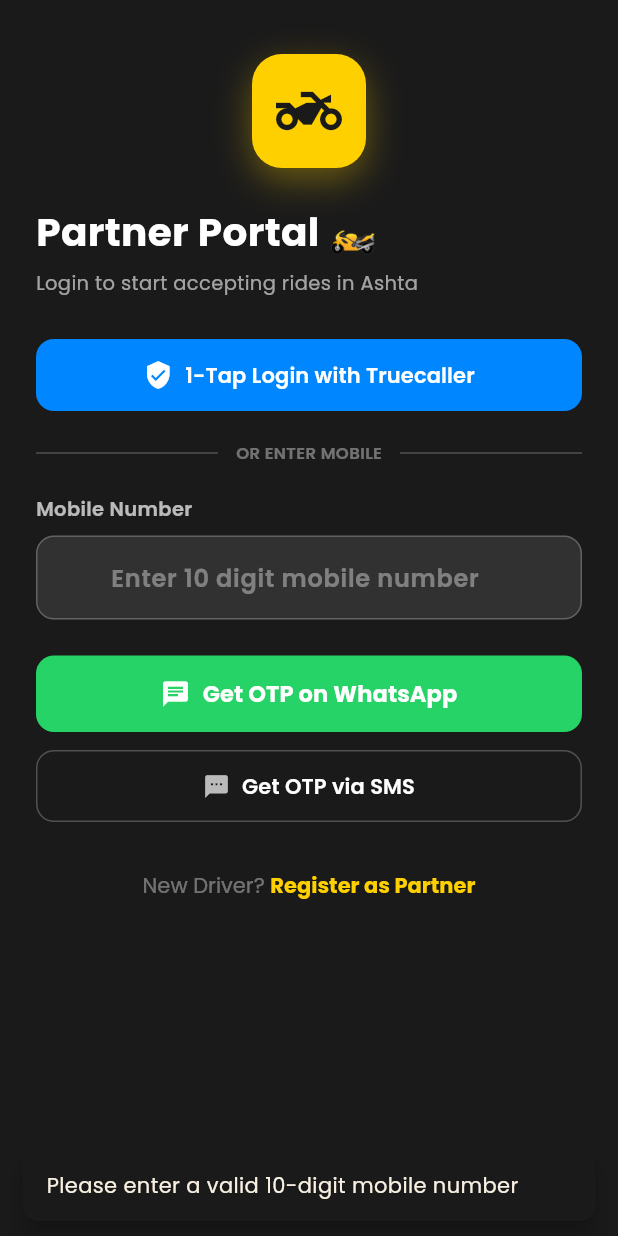
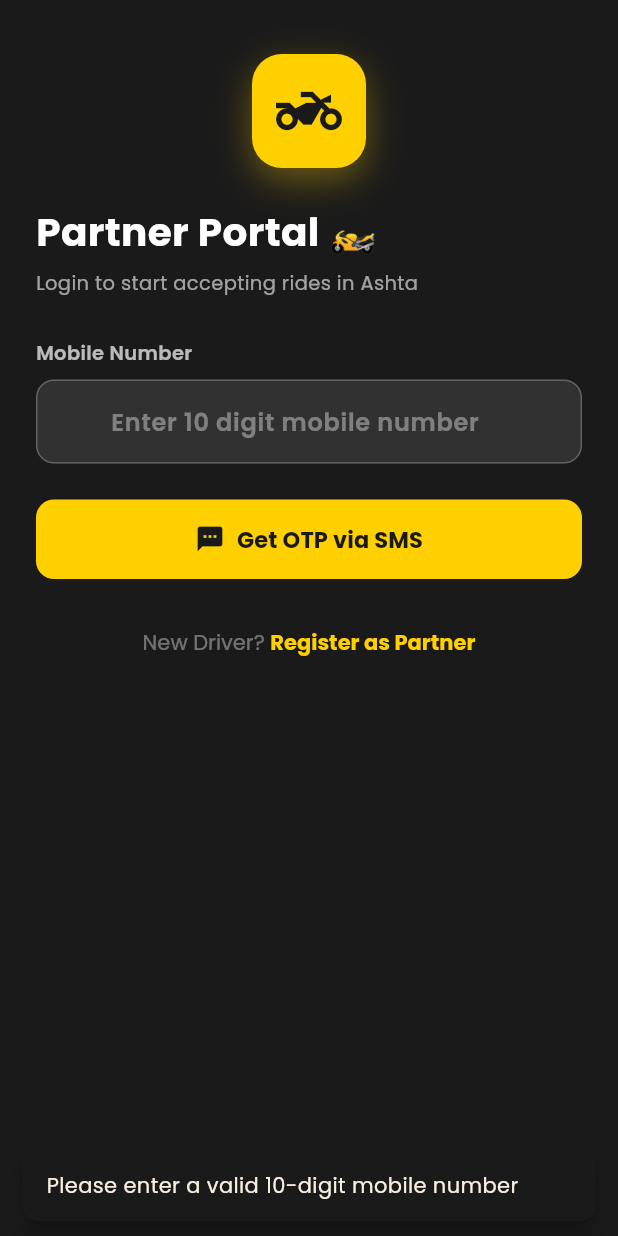
Before and after one commit to abhishekmewada12/ashtaride, a Flutter app: the screen it shows after launch, after a tap on "Get OTP via SMS", on a phone screen of 412 x 824 dp. Run offline on Flutter 3.47's test engine with Material 3 defaults, Android fonts, the phone set to English and light mode, and no system bars; our stand-ins replace animate_do, dio, firebase_auth, firebase_core, flutter_map, geocoding and 6 more; missing offline and left inert: flutter_ringtone_player; accounts and stored records are empty; network calls fail.

Commit message:
feat: Pure SMS OTP login for Rider and Customer apps, updated lightweight APKs (~18MB)

```diff
--- a/rider_app/lib/screens/login_screen.dart
+++ b/rider_app/lib/screens/login_screen.dart
@@ -24,7 +24,6 @@
 
   bool _otpSent = false;
   bool _loading = false;
-  String _otpChannel = 'whatsapp';
   String? _verificationId;
   String? _devOtp;
 
@@ -72,7 +71,7 @@
   String get _enteredOtp =>
       _otpDigitControllers.map((c) => c.text.trim()).join();
 
-  Future<void> _sendOTP({String channel = 'whatsapp'}) async {
+  Future<void> _sendOTP() async {
     final mobile = _mobileController.text.trim();
     if (mobile.length != 10) {
       _showSnack('Please enter a valid 10-digit mobile number');
@@ -81,14 +80,13 @@
 
     setState(() {
       _loading = true;
-      _otpChannel = channel;
     });
 
     try {
       final res = await _dio.post('/api/v1/auth/send-otp', data: {
         'mobile_number': mobile,
         'user_type': 'rider',
-        'channel': channel,
+        'channel': 'sms',
       });
 
       if (res.data != null && res.data['dev_otp'] != null) {
@@ -97,14 +95,9 @@
         _devOtp = '1234';
       }
 
-      if (channel == 'whatsapp') {
-        _showSnack('WhatsApp OTP sent to +91 $mobile 🟢');
-      } else {
       _showSnack('SMS OTP sent to +91 $mobile 📲');
-      }
 
-      // If SMS, also trigger Firebase SMS
-      if (channel == 'sms') {
+      // Also trigger Firebase SMS verification as fallback
       try {
         await FirebaseAuth.instance.verifyPhoneNumber(
           phoneNumber: '+91$mobile',
@@ -132,7 +125,6 @@
       } catch (e) {
         debugPrint('Firebase verify error: $e');
       }
-      }
 
       if (mounted) {
         setState(() {
@@ -145,7 +137,7 @@
     } catch (e) {
       if (mounted) {
         setState(() => _loading = false);
-        _showSnack('Server busy. You can use Dev OTP 1234 to login.');
+        _showSnack('Enter OTP to continue (Dev OTP: 1234)');
         setState(() {
           _otpSent = true;
           _devOtp = '1234';
@@ -207,44 +199,6 @@
       } else {
         _showSnack('Error logging in. Try again.');
       }
-    }
-
-    if (mounted) {
-      setState(() => _loading = false);
-    }
-  }
-
-  Future<void> _loginWithTruecaller() async {
-    setState(() => _loading = true);
-    final mobile = _mobileController.text.trim();
-    final activeMobile = mobile.length == 10 ? mobile : '7697665224';
-
-    try {
-      final res = await _dio.post('/api/v1/auth/truecaller-login', data: {
-        'mobile_number': activeMobile,
-        'full_name': 'Ashta Partner Rider',
-        'user_type': 'rider',
-      });
-
-      final prefs = await SharedPreferences.getInstance();
-      await prefs.setString('rider_token', res.data['access_token']);
-
-      if (!mounted) return;
-      _showSnack('Logged in via Truecaller! ⚡');
-
-      if (res.data['is_new_user'] == true ||
-          res.data['profile_complete'] == false) {
-        Navigator.pushReplacement(
-          context,
-          MaterialPageRoute(
-            builder: (_) => DocumentUploadScreen(mobileNumber: activeMobile),
-          ),
-        );
-      } else {
-        Navigator.pushReplacementNamed(context, '/dashboard');
-      }
-    } catch (e) {
-      _showSnack('Truecaller login failed. Please use WhatsApp/SMS OTP.');
     }
 
     if (mounted) {
@@ -339,61 +293,9 @@
 
               // STEP 1: MOBILE INPUT
               if (!_otpSent) ...[
-                // Truecaller 1-Tap Fast Login
+                // Mobile Field
                 FadeInUp(
                   delay: const Duration(milliseconds: 200),
-                  child: SizedBox(
-                    width: double.infinity,
-                    child: ElevatedButton.icon(
-                      onPressed: _loading ? null : _loginWithTruecaller,
-                      icon: const Icon(Icons.verified_user,
-                          color: Colors.white, size: 20),
-                      label: Text(
-                        '1-Tap Login with Truecaller',
-                        style: GoogleFonts.poppins(
-                          fontWeight: FontWeight.w600,
-                          fontSize: 14,
-                          color: Colors.white,
-                        ),
-                      ),
-                      style: ElevatedButton.styleFrom(
-                        backgroundColor: const Color(0xFF0087FF),
-                        padding: const EdgeInsets.symmetric(vertical: 14),
-                        shape: RoundedRectangleBorder(
-                          borderRadius: BorderRadius.circular(12),
-                        ),
-                        elevation: 0,
-                      ),
-                    ),
-                  ),
-                ),
-
-                const SizedBox(height: 20),
-
-                // Divider OR
-                Row(
-                  children: [
-                    const Expanded(child: Divider(color: Colors.white24)),
-                    Padding(
-                      padding: const EdgeInsets.symmetric(horizontal: 12),
-                      child: Text(
-                        'OR ENTER MOBILE',
-                        style: GoogleFonts.poppins(
-                          fontSize: 11,
-                          fontWeight: FontWeight.w600,
-                          color: Colors.white38,
-                        ),
-                      ),
-                    ),
-                    const Expanded(child: Divider(color: Colors.white24)),
-                  ],
-                ),
-
-                const SizedBox(height: 20),
-
-                // Mobile Field
-                FadeInUp(
-                  delay: const Duration(milliseconds: 250),
                   child: Column(
                     crossAxisAlignment: CrossAxisAlignment.start,
                     children: [
@@ -446,62 +348,42 @@
 
                 const SizedBox(height: 24),
 
-                // WhatsApp OTP Button (Primary)
+                // SMS OTP Button (Primary Yellow)
                 FadeInUp(
-                  delay: const Duration(milliseconds: 300),
+                  delay: const Duration(milliseconds: 250),
                   child: SizedBox(
                     width: double.infinity,
                     child: ElevatedButton.icon(
-                      onPressed:
-                          _loading ? null : () => _sendOTP(channel: 'whatsapp'),
-                      icon:
-                          const Icon(Icons.chat, color: Colors.white, size: 20),
-                      label: Text(
-                        'Get OTP on WhatsApp',
+                      onPressed: _loading ? null : _sendOTP,
+                      icon: _loading
+                          ? const SizedBox.shrink()
+                          : const Icon(Icons.sms_rounded,
+                              color: Color(0xFF1A1A1A), size: 20),
+                      label: _loading
+                          ? const SizedBox(
+                              height: 20,
+                              width: 20,
+                              child: CircularProgressIndicator(
+                                strokeWidth: 2,
+                                valueColor: AlwaysStoppedAnimation(
+                                    Color(0xFF1A1A1A)),
+                              ),
+                            )
+                          : Text(
+                              'Get OTP via SMS',
                               style: GoogleFonts.poppins(
                                 fontSize: 15,
                                 fontWeight: FontWeight.bold,
-                          color: Colors.white,
+                                color: const Color(0xFF1A1A1A),
                               ),
                             ),
                       style: ElevatedButton.styleFrom(
-                        backgroundColor: const Color(0xFF25D366),
-                        padding: const EdgeInsets.symmetric(vertical: 15),
+                        backgroundColor: const Color(0xFFFFD000),
+                        padding: const EdgeInsets.symmetric(vertical: 16),
                         shape: RoundedRectangleBorder(
                           borderRadius: BorderRadius.circular(12),
                         ),
                         elevation: 0,
-                      ),
-                    ),
-                  ),
-                ),
-
-                const SizedBox(height: 12),
-
-                // SMS OTP Button (Secondary)
-                FadeInUp(
-                  delay: const Duration(milliseconds: 350),
-                  child: SizedBox(
-                    width: double.infinity,
-                    child: OutlinedButton.icon(
-                      onPressed:
-                          _loading ? null : () => _sendOTP(channel: 'sms'),
-                      icon:
-                          const Icon(Icons.sms, color: Colors.white70, size: 18),
-                      label: Text(
-                        'Get OTP via SMS',
-                        style: GoogleFonts.poppins(
-                          fontSize: 14,
-                          fontWeight: FontWeight.w600,
-                          color: Colors.white,
-                        ),
-                      ),
-                      style: OutlinedButton.styleFrom(
-                        padding: const EdgeInsets.symmetric(vertical: 14),
-                        side: const BorderSide(color: Colors.white24),
-                        shape: RoundedRectangleBorder(
-                          borderRadius: BorderRadius.circular(12),
-                        ),
                       ),
                     ),
                   ),
@@ -525,15 +407,11 @@
                               color: Colors.white70,
                             ),
                           ),
-                          Text(
-                            _otpChannel == 'whatsapp'
-                                ? 'WhatsApp 🟢'
-                                : 'SMS 📲',
+                          const Text(
+                            'SMS 📲',
                             style: TextStyle(
                               fontSize: 12,
-                              color: _otpChannel == 'whatsapp'
-                                  ? const Color(0xFF25D366)
-                                  : const Color(0xFFFFD000),
+                              color: Color(0xFFFFD000),
                               fontWeight: FontWeight.w600,
                             ),
                           ),
@@ -650,10 +528,9 @@
                                   ),
                                 )
                               : GestureDetector(
-                                  onTap: () =>
-                                      _sendOTP(channel: _otpChannel),
+                                  onTap: _sendOTP,
                                   child: Text(
-                                    'Resend OTP',
+                                    'Resend OTP via SMS',
                                     style: GoogleFonts.poppins(
                                       color: const Color(0xFFFFD000),
                                       fontWeight: FontWeight.bold,
```
Also changed, not shown: 2 other files. Lines whose indentation alone changed are shown as unchanged.
